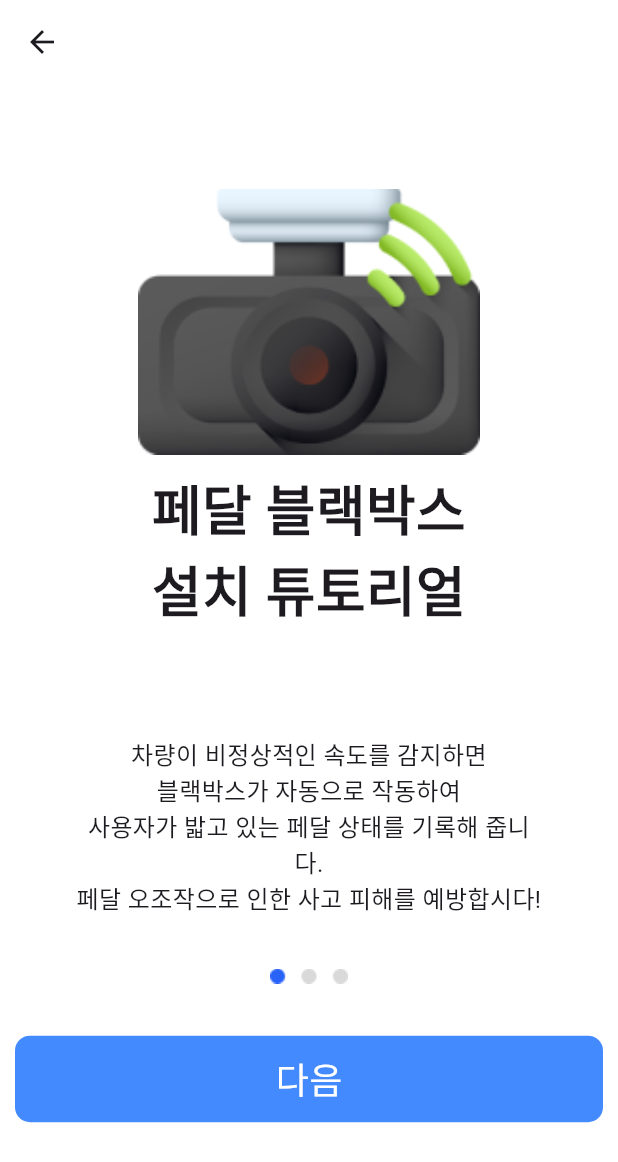
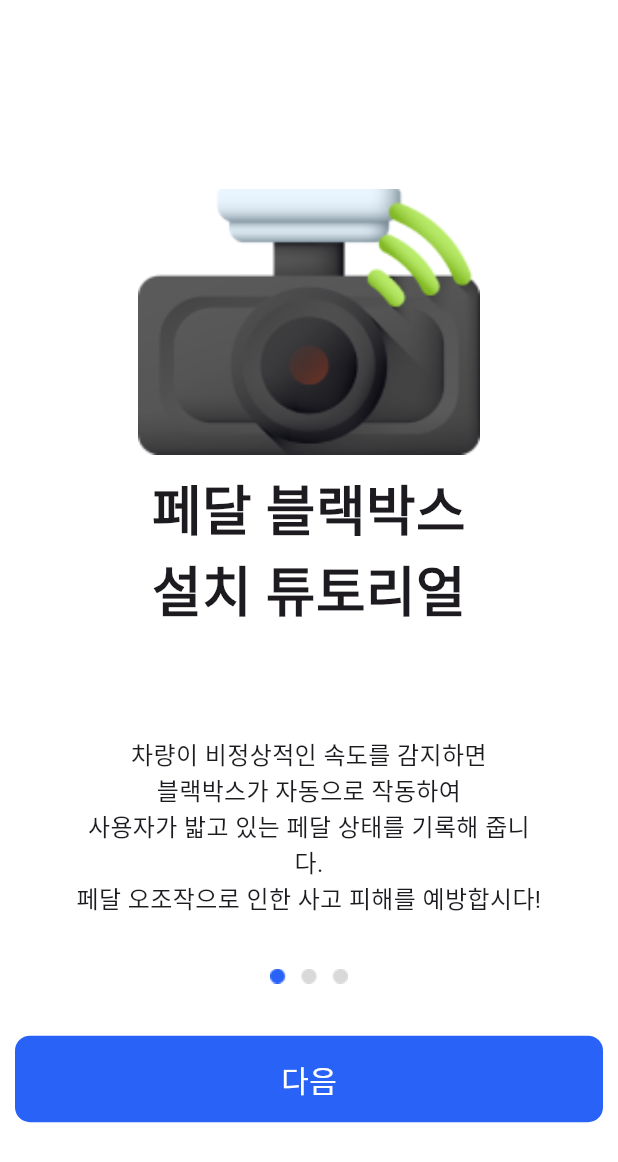
Before and after one commit to SKT-FLY-AI-RAON/safe-T-frontend, a Flutter app: the TutorialScreen screen opened directly, after a tap on "다음", after a tap on the "arrow back" icon, on a phone screen of 412 x 824 dp. Shown: the top 1162 px of the screen. Run offline on Flutter 3.47's test engine with Material 3 defaults, Android fonts, the phone set to English and light mode, and no system bars; our stand-ins replace csv, flutter_bluetooth_serial, flutter_tts, geolocator, permission_handler; missing offline and left inert: flutter_mjpeg, flutter_naver_map, mqtt_client.

Commit message:
ju : 튜토리얼 페이지 수정

```diff
--- a/lib/home.dart
+++ b/lib/home.dart
@@ -273,7 +273,7 @@ class Home extends StatelessWidget {
                   flex: 10,
                   child: Container(
                     decoration: BoxDecoration(
-                      border: Border.all(color: Color(0xFFE0A4A4)),
+                      border: Border.all(width:5,color: Color(0xFFEC6F29)),
                       borderRadius: BorderRadius.circular(15),
                       color: Colors.white,
                     ),
--- a/lib/tutorial.dart
+++ b/lib/tutorial.dart
@@ -249,7 +249,7 @@ class _TutorialScreenState extends State<TutorialScreen> {
       appBar: AppBar(
         surfaceTintColor: Colors.white,
         backgroundColor: Colors.white,
-        leading:IconButton(icon:Icon(Icons.arrow_back),onPressed:(){
+        leading:currentPage == 0 ? SizedBox() :IconButton(icon:Icon(Icons.arrow_back),onPressed:(){
           setState(() {
             if (currentPage>0)
               currentPage--;
@@ -309,11 +309,11 @@ class _TutorialScreenState extends State<TutorialScreen> {
               child: Center(
                 child: Text(
                   '다음',
-                  style: TextStyle(fontSize: 24, color: Colors.white),
+                  style: TextStyle(fontSize: 20, color: Colors.white),
                 ),
               ),
               decoration: BoxDecoration(
-                color: Colors.blueAccent,
+                color: Color(0xFF2962F7),
                 borderRadius: BorderRadius.circular(10),
               ),
             ),
@@ -377,11 +377,11 @@ class _TutorialScreenState extends State<TutorialScreen> {
               child: Center(
                 child: Text(
                   '다음',
-                  style: TextStyle(fontSize: 24, color: Colors.white),
+                  style: TextStyle(fontSize: 20, color: Colors.white),
                 ),
               ),
               decoration: BoxDecoration(
-                color: Colors.blueAccent,
+                color: Color(0xFF2962F7),
                 borderRadius: BorderRadius.circular(10),
               ),
             ),
@@ -436,11 +436,11 @@ class _TutorialScreenState extends State<TutorialScreen> {
               child: Center(
                 child: Text(
                   'SAFE-T 서비스 시작하기',
-                  style: TextStyle(fontSize: 24, color: Colors.white),
+                  style: TextStyle(fontSize: 20, color: Colors.white),
                 ),
               ),
               decoration: BoxDecoration(
-                color: Colors.blueAccent,
+                color: Color(0xFF2962F7),
                 borderRadius: BorderRadius.circular(10),
               ),
             ),
```
